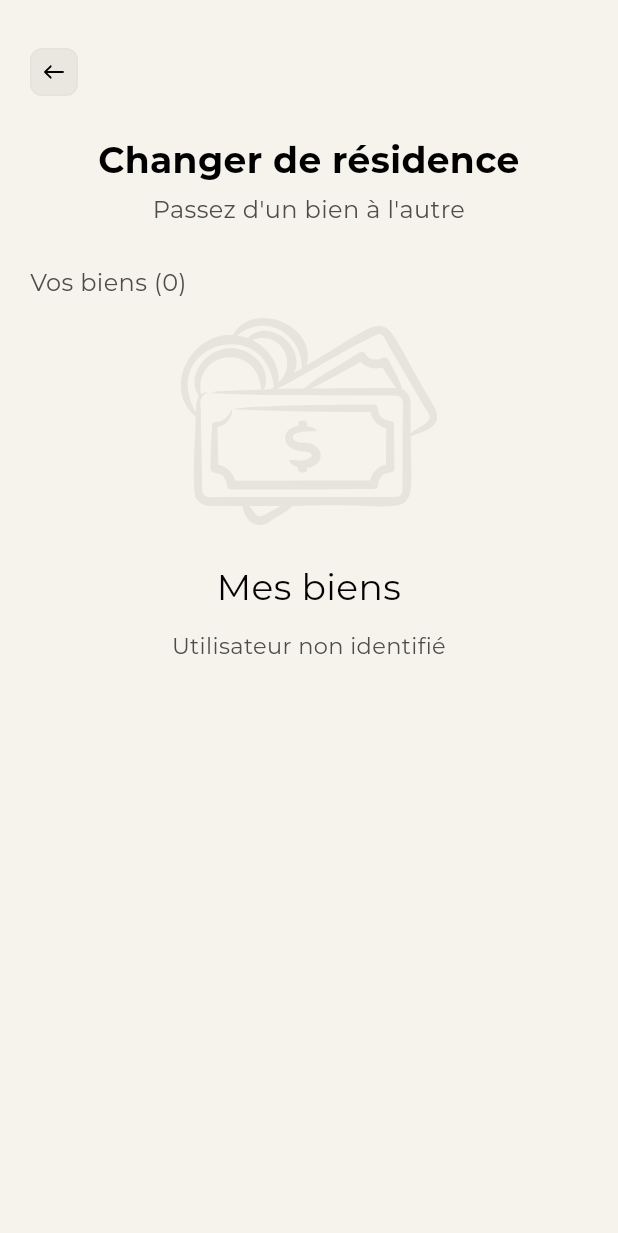
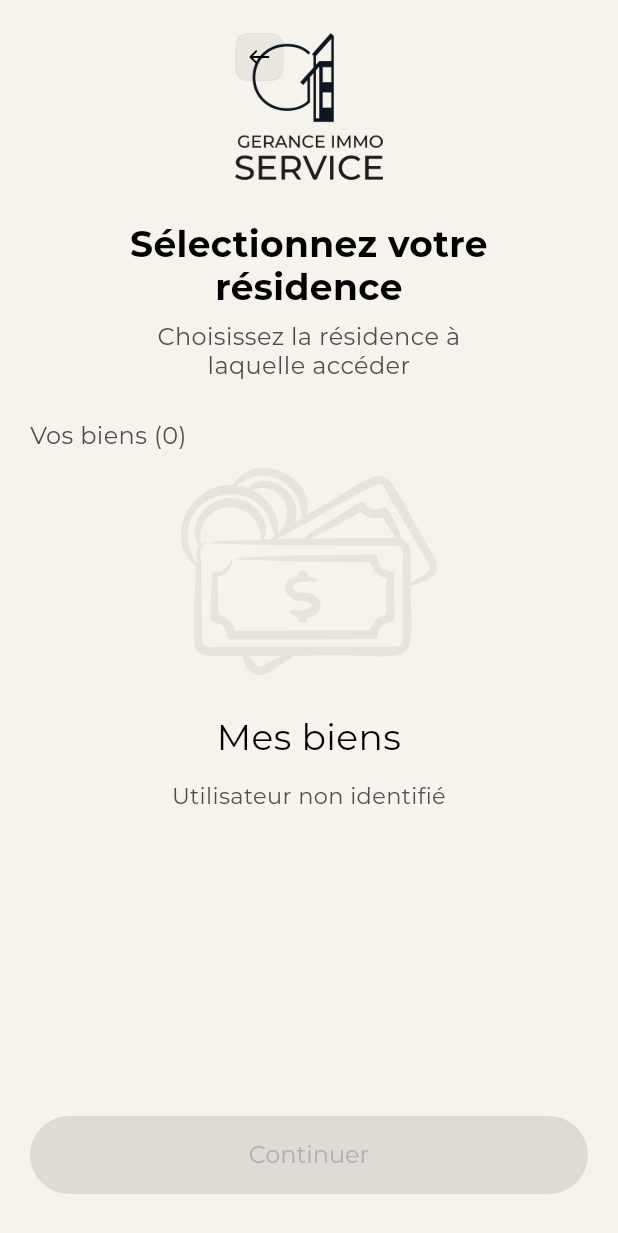
Before and after one commit to Amelia-aymen08/mobile_app_gestion, a Flutter app: the MyPropertiesScreen screen opened directly, on a phone screen of 412 x 824 dp. Shown: the top 1233 px of the screen. Run offline on Flutter 3.47's test engine with Material 3 defaults, Android fonts, the phone set to English and light mode, and no system bars; our stand-ins replace file_picker, flutter_local_notifications, flutter_svg, shared_preferences; accounts and stored records are empty; statements that could not run were skipped; project files that could hold a hidden picture were left out.

Commit message:
Selecteur de residence : passage a la frame "Select Residence 1 LT"
Logo vertical centre en en-tete, titre "Selectionnez votre residence",
marqueur de selection carre 20 au rayon 4 (ambre + coche, gris sinon),
trait ambre a 20 % sur les cartes non choisies et CTA "Continuer"
flottant au-dessus de la liste. Le prenom du resident est repris de la
session au-dessus du titre.

Splash : slogan retire, animation portee a 2,2 s et minimum d'affichage
a 2,8 s.

Co-Authored-By: Claude Opus 5 <noreply@anthropic.com>

```diff
--- a/lib/l10n/app_ar.arb
+++ b/lib/l10n/app_ar.arb
@@ -166,5 +166,8 @@
   "yourProperties": "ممتلكاتك ({count})",
   "switchAction": "تغيير",
   "unitLabel": "الشقة",
-  "noPropertyYet": "لا يوجد أي عقار مرتبط بحسابك بعد."
+  "noPropertyYet": "لا يوجد أي عقار مرتبط بحسابك بعد.",
+  "selectResidenceTitle": "اختر إقامتك",
+  "selectResidenceSubtitle": "اختر الإقامة التي تريد الوصول إليها",
+  "continueAction": "متابعة"
 }
--- a/lib/l10n/app_en.arb
+++ b/lib/l10n/app_en.arb
@@ -166,5 +166,8 @@
   "yourProperties": "Your properties ({count})",
   "switchAction": "Switch",
   "unitLabel": "Unit",
-  "noPropertyYet": "No property is linked to your account yet."
+  "noPropertyYet": "No property is linked to your account yet.",
+  "selectResidenceTitle": "Select Your Residence",
+  "selectResidenceSubtitle": "Choose the residence you want to access",
+  "continueAction": "Continue"
 }
--- a/lib/l10n/app_fr.arb
+++ b/lib/l10n/app_fr.arb
@@ -261,5 +261,8 @@
         "type": "int"
       }
     }
-  }
+  },
+  "selectResidenceTitle": "Sélectionnez votre résidence",
+  "selectResidenceSubtitle": "Choisissez la résidence à laquelle accéder",
+  "continueAction": "Continuer"
 }
--- a/lib/l10n/app_localizations.dart
+++ b/lib/l10n/app_localizations.dart
@@ -1100,6 +1100,24 @@ abstract class AppL10n {
   /// In fr, this message translates to:
   /// **'Aucun bien n\'est encore rattaché à votre compte.'**
   String get noPropertyYet;
+
+  /// No description provided for @selectResidenceTitle.
+  ///
+  /// In fr, this message translates to:
+  /// **'Sélectionnez votre résidence'**
+  String get selectResidenceTitle;
+
+  /// No description provided for @selectResidenceSubtitle.
+  ///
+  /// In fr, this message translates to:
+  /// **'Choisissez la résidence à laquelle accéder'**
+  String get selectResidenceSubtitle;
+
+  /// No description provided for @continueAction.
+  ///
+  /// In fr, this message translates to:
+  /// **'Continuer'**
+  String get continueAction;
 }
 
 class _AppL10nDelegate extends LocalizationsDelegate<AppL10n> {
--- a/lib/l10n/app_localizations_fr.dart
+++ b/lib/l10n/app_localizations_fr.dart
@@ -564,4 +564,14 @@ class AppL10nFr extends AppL10n {
   @override
   String get noPropertyYet =>
       'Aucun bien n\'est encore rattaché à votre compte.';
+
+  @override
+  String get selectResidenceTitle => 'Sélectionnez votre résidence';
+
+  @override
+  String get selectResidenceSubtitle =>
+      'Choisissez la résidence à laquelle accéder';
+
+  @override
+  String get continueAction => 'Continuer';
 }
--- a/lib/presentation/screens/my_properties_screen.dart
+++ b/lib/presentation/screens/my_properties_screen.dart
@@ -93,30 +93,57 @@ class _MyPropertiesScreenState extends State<MyPropertiesScreen> {
     final base = _api.baseUrl.replaceAll(RegExp(r'/api/?$'), '');
     return '$base/${raw.startsWith('/') ? raw.substring(1) : raw}';
   }
-
   // ─── Build ────────────────────────────────────────────────
   /// Bien mis en avant. Le Figma fait de cet ecran un selecteur : une carte
   /// porte la selection, le bouton du bas la confirme.
   late int _selected = widget.initialIndex;
 
+  /// Prenom du resident, repris de la session. Le Figma ne l'affiche pas,
+  /// mais l'ecran sert a choisir « sa » residence : nommer la personne rend
+  /// le choix personnel plutot qu'administratif.
+  String get _firstName {
+    final full = (context.read<AuthProvider>().user?['name'] ?? '')
+        .toString()
+        .trim();
+    if (full.isEmpty) return '';
+    return full.split(RegExp(r'\s+')).first;
+  }
+
   @override
   Widget build(BuildContext context) {
     final c = GiColors.of(context);
     final t = AppL10n.of(context);
+    final isDark = Theme.of(context).brightness == Brightness.dark;
+    final name = _firstName;
 
     return Scaffold(
       backgroundColor: c.scaffold,
       body: SafeArea(
+        bottom: false,
         child: Column(
           children: [
+            // Bandeau du Figma : logo vertical de 87 x 98 centre. La pastille
+            // de retour n'existe pas dans la maquette, mais sans elle on ne
+            // peut plus revenir a l'accueil : elle est posee a gauche, a la
+            // place qu'elle occupe sur l'ecran « Changer de residence ».
             Padding(
-              padding: EdgeInsets.fromLTRB(
-                  FigSpace.pagePadding,
-                  MediaQuery.paddingOf(context).top > 0 ? 22 : 32,
-                  FigSpace.pagePadding,
-                  0),
-              child: Align(
-                alignment: AlignmentDirectional.centerStart,
+              padding: const EdgeInsets.fromLTRB(
+                  FigSpace.pagePadding, 22, FigSpace.pagePadding, 0),
+              child: SizedBox(
+                height: 98,
+                child: Stack(
+                  alignment: Alignment.center,
+                  children: [
+                    Image.asset(
+                      isDark
+                          ? 'assets/brand/gis_logo_vertical_dark.png'
+                          : 'assets/brand/gis_logo_vertical_light.png',
+                      height: 98,
+                      fit: BoxFit.contain,
+                    ),
+                    PositionedDirectional(
+                      start: 0,
+                      top: 0,
                       child: GiPressable(
                         onTap: () => Navigator.pop(context),
                         pressedScale: 0.88,
@@ -127,17 +154,22 @@ class _MyPropertiesScreenState extends State<MyPropertiesScreen> {
                           decoration: BoxDecoration(
                             color: c.headerChipBg,
                             border: Border.all(color: c.headerChipBorder),
-                      borderRadius: BorderRadius.circular(FigRadius.chip),
+                            borderRadius:
+                                BorderRadius.circular(FigRadius.chip),
                           ),
                           child: Transform.flip(
-                      flipX: Directionality.of(context) == TextDirection.rtl,
+                            flipX: Directionality.of(context) ==
+                                TextDirection.rtl,
                             child: SvgPicture.asset(
                               'assets/figma/icons/back_14.svg',
-                        colorFilter:
-                            ColorFilter.mode(c.textBody, BlendMode.srcIn),
+                              colorFilter: ColorFilter.mode(
+                                  c.textBody, BlendMode.srcIn),
                             ),
                           ),
                         ),
+                      ),
+                    ),
+                  ],
                 ),
               ),
             ),
@@ -147,14 +179,25 @@ class _MyPropertiesScreenState extends State<MyPropertiesScreen> {
               width: 295,
               child: Column(
                 children: [
-                  Text(t.changeResidence,
+                  if (name.isNotEmpty) ...[
+                    Text(t.greeting(name),
                         textAlign: TextAlign.center,
-                      style: FigText.greeting.copyWith(color: c.textBody)),
+                        style: FigText.button
+                            .copyWith(height: 1.2, color: FigBrand.amber)),
+                    const SizedBox(height: FigSpace.sm),
+                  ],
+                  Text(t.selectResidenceTitle,
+                      textAlign: TextAlign.center,
+                      style: FigText.greeting
+                          .copyWith(height: 1.2, color: c.textBody)),
                   const SizedBox(height: 9),
-                  Text(t.switchResidenceSubtitle,
+                  SizedBox(
+                    width: 248,
+                    child: Text(t.selectResidenceSubtitle,
                         textAlign: TextAlign.center,
-                      style:
-                          FigText.field.copyWith(height: 1.2, color: c.textMuted)),
+                        style: FigText.field
+                            .copyWith(height: 1.2, color: c.textMuted)),
+                  ),
                 ],
               ),
             ),
@@ -163,18 +206,26 @@ class _MyPropertiesScreenState extends State<MyPropertiesScreen> {
               child: _loading
                   ? const Center(
                       child: CircularProgressIndicator(color: FigBrand.amber))
-                  : RefreshIndicator(
+                  : Stack(
+                      children: [
+                        RefreshIndicator(
                           color: FigBrand.amber,
                           backgroundColor: c.card,
                           onRefresh: _fetchAll,
                           child: ListView(
                             physics: const AlwaysScrollableScrollPhysics(),
                             padding: const EdgeInsets.fromLTRB(
-                            FigSpace.pagePadding, 0, FigSpace.pagePadding, 24),
+                                FigSpace.pagePadding,
+                                0,
+                                FigSpace.pagePadding,
+                                // Le bouton flotte au-dessus de la liste :
+                                // on reserve sa hauteur pour que la derniere
+                                // carte reste atteignable.
+                                104),
                             children: [
                               Text(t.yourProperties(_properties.length),
-                              style:
-                                  FigText.field.copyWith(color: c.textMuted)),
+                                  style: FigText.field
+                                      .copyWith(height: 1.2, color: c.textMuted)),
                               const SizedBox(height: FigSpace.lg),
                               if (_properties.isEmpty)
                                 GiEmptyState(
@@ -191,14 +242,42 @@ class _MyPropertiesScreenState extends State<MyPropertiesScreen> {
                             ],
                           ),
                         ),
+                        // Voile sous le bouton : la carte passe dessous sans
+                        // venir buter sur le libelle.
+                        PositionedDirectional(
+                          start: 0,
+                          end: 0,
+                          bottom: 0,
+                          child: IgnorePointer(
+                            child: Container(
+                              height: 104,
+                              decoration: BoxDecoration(
+                                gradient: LinearGradient(
+                                  begin: Alignment.topCenter,
+                                  end: Alignment.bottomCenter,
+                                  colors: [
+                                    c.scaffold.withValues(alpha: 0),
+                                    c.scaffold.withValues(alpha: 0.85),
+                                    c.scaffold,
+                                  ],
+                                  stops: const [0, 0.45, 1],
                                 ),
-            if (_properties.length > 1)
-              Padding(
-                padding: const EdgeInsets.fromLTRB(FigSpace.pagePadding, 0,
-                    FigSpace.pagePadding, FigSpace.xxl),
+                              ),
+                            ),
+                          ),
+                        ),
+                        PositionedDirectional(
+                          start: FigSpace.pagePadding,
+                          end: FigSpace.pagePadding,
+                          bottom: FigSpace.xxl,
                           child: GiPrimaryButton(
-                  label: t.switchAction,
-                  onPressed: () => Navigator.pop(context, _selected),
+                            label: t.continueAction,
+                            onPressed: _properties.isEmpty
+                                ? null
+                                : () => Navigator.pop(context, _selected),
+                          ),
+                        ),
+                      ],
                     ),
             ),
           ],
@@ -208,8 +287,8 @@ class _MyPropertiesScreenState extends State<MyPropertiesScreen> {
   }
 
   /// Carte de residence, reprise de l'accueil et rendue selectionnable.
-  /// Selectionnee : fond ambre a 20 %, trait ambre plein et coche.
-  /// Sinon : surface de carte, trait ambre discret et case vide.
+  /// Selectionnee : fond ambre a 20 %, trait ambre plein et coche ambre.
+  /// Sinon : surface de carte, trait ambre a 20 % et case grise.
   Widget _residenceCard(GiColors c, AppL10n t, Map property, int index) {
     final isSelected = index == _selected;
     final residence = property['Residence'] is Map
@@ -237,7 +316,9 @@ class _MyPropertiesScreenState extends State<MyPropertiesScreen> {
               : c.card,
           borderRadius: BorderRadius.circular(FigRadius.card),
           border: Border.all(
-              color: isSelected ? FigBrand.amber : c.heroBorder),
+              color: isSelected
+                  ? FigBrand.amber
+                  : FigBrand.amber.withValues(alpha: 0.20)),
         ),
         clipBehavior: Clip.antiAlias,
         child: Stack(
@@ -297,26 +378,7 @@ class _MyPropertiesScreenState extends State<MyPropertiesScreen> {
                               ],
                             ),
                           ),
-                          // Indicateur de selection : coche pleine quand la
-                          // carte est choisie, case vide sinon.
-                          AnimatedSwitcher(
-                            duration: const Duration(milliseconds: 200),
-                            child: isSelected
-                                ? const Icon(Icons.check_circle_rounded,
-                                    key: ValueKey(true),
-                                    size: 20,
-                                    color: FigBrand.amber)
-                                : Container(
-                                    key: const ValueKey(false),
-                                    width: 20,
-                                    height: 20,
-                                    decoration: BoxDecoration(
-                                      color: c.innerBorder,
-                                      borderRadius:
-                                          BorderRadius.circular(4),
-                                    ),
-                                  ),
-                          ),
+                          _selectionBox(c, isSelected),
                         ],
                       ),
                       const SizedBox(height: FigSpace.lg),
@@ -331,8 +393,7 @@ class _MyPropertiesScreenState extends State<MyPropertiesScreen> {
                             child: Text(address,
                                 maxLines: 1,
                                 overflow: TextOverflow.ellipsis,
-                                style:
-                                    FigText.body.copyWith(color: c.textBody)),
+                                style: FigText.body.copyWith(color: c.textBody)),
                           ),
                         ],
                       ),
@@ -343,6 +404,31 @@ class _MyPropertiesScreenState extends State<MyPropertiesScreen> {
               ),
             ),
           ],
+        ),
+      ),
+    );
+  }
+
+  /// Marqueur de selection du Figma : carre de 20 au rayon 4. Choisi, il
+  /// passe en ambre et porte la coche ; sinon il reste une case grise.
+  Widget _selectionBox(GiColors c, bool isSelected) {
+    return AnimatedContainer(
+      duration: const Duration(milliseconds: 200),
+      curve: Curves.easeOut,
+      width: 20,
+      height: 20,
+      alignment: Alignment.center,
+      decoration: BoxDecoration(
+        color: isSelected ? FigBrand.amber : c.innerBorder,
+        borderRadius: BorderRadius.circular(4),
+      ),
+      child: AnimatedScale(
+        duration: const Duration(milliseconds: 200),
+        curve: Curves.easeOutBack,
+        scale: isSelected ? 1 : 0,
+        child: SvgPicture.asset(
+          'assets/figma/icons/check_14.svg',
+          colorFilter: const ColorFilter.mode(Colors.white, BlendMode.srcIn),
         ),
       ),
     );
@@ -362,23 +448,30 @@ class _MyPropertiesScreenState extends State<MyPropertiesScreen> {
               Text(value.isEmpty ? '—' : value,
                   maxLines: 1,
                   overflow: TextOverflow.ellipsis,
-                  style: FigText.statValue.copyWith(color: c.textBody)),
+                  style: FigText.statValue.copyWith(color: c.textMuted)),
             ],
           ),
         );
 
     final divider = Container(width: 1, height: 37, color: c.innerBorder);
+    // Le fond du bandeau se fond dans la carte a gauche et se ferme a droite,
+    // pour que les valeurs restent lisibles par-dessus la photo.
+    final fill = isSelected
+        ? Color.alphaBlend(FigBrand.amber.withValues(alpha: 0.20), c.card)
+        : c.card;
 
     return Container(
       padding: const EdgeInsets.symmetric(horizontal: 20, vertical: 10),
       decoration: BoxDecoration(
         borderRadius: BorderRadius.circular(FigRadius.card),
         border: Border.all(
-            color: isSelected ? c.heroBorder : c.innerBorder),
+            color: isSelected
+                ? FigBrand.amber.withValues(alpha: 0.20)
+                : c.innerBorder),
         gradient: LinearGradient(
           begin: AlignmentDirectional.centerStart,
           end: AlignmentDirectional.centerEnd,
-          colors: [c.card.withValues(alpha: 0), c.card],
+          colors: [fill.withValues(alpha: 0), fill],
         ),
       ),
       child: SizedBox(
```
Also changed, not shown: lib/l10n/app_localizations_ar.dart (+9 -0 lines), lib/l10n/app_localizations_en.dart (+10 -0 lines), lib/presentation/screens/app_entry.dart (+5 -2 lines), lib/presentation/screens/splash_screen.dart (+8 -35 lines). Lines whose indentation alone changed are shown as unchanged.
